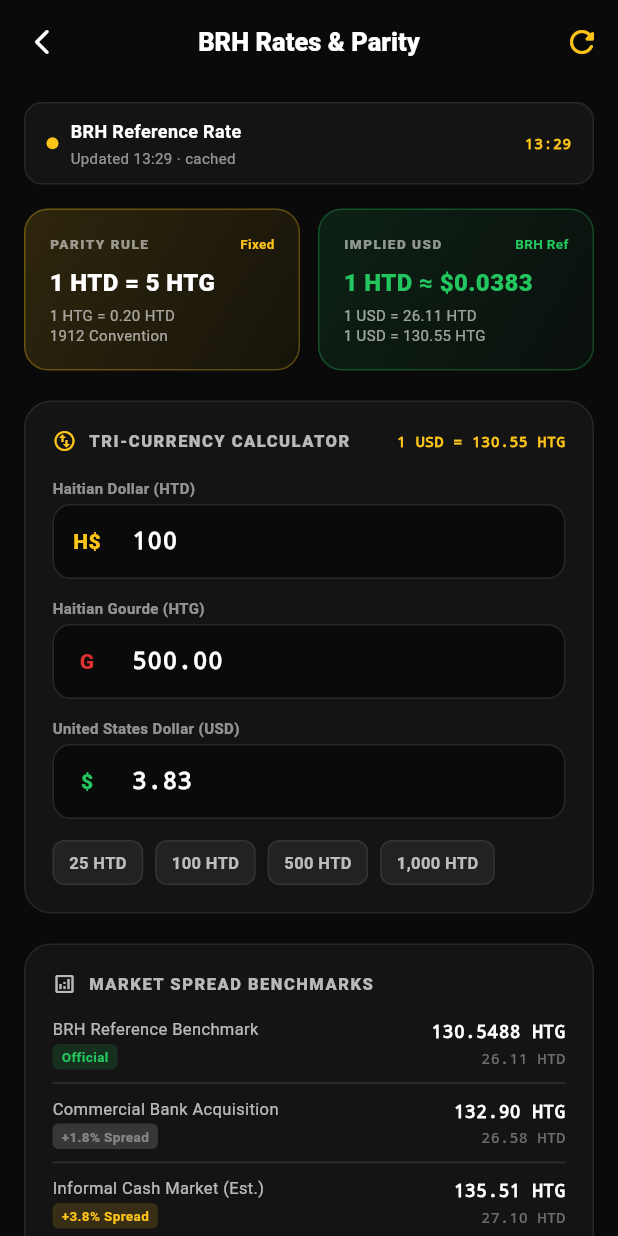
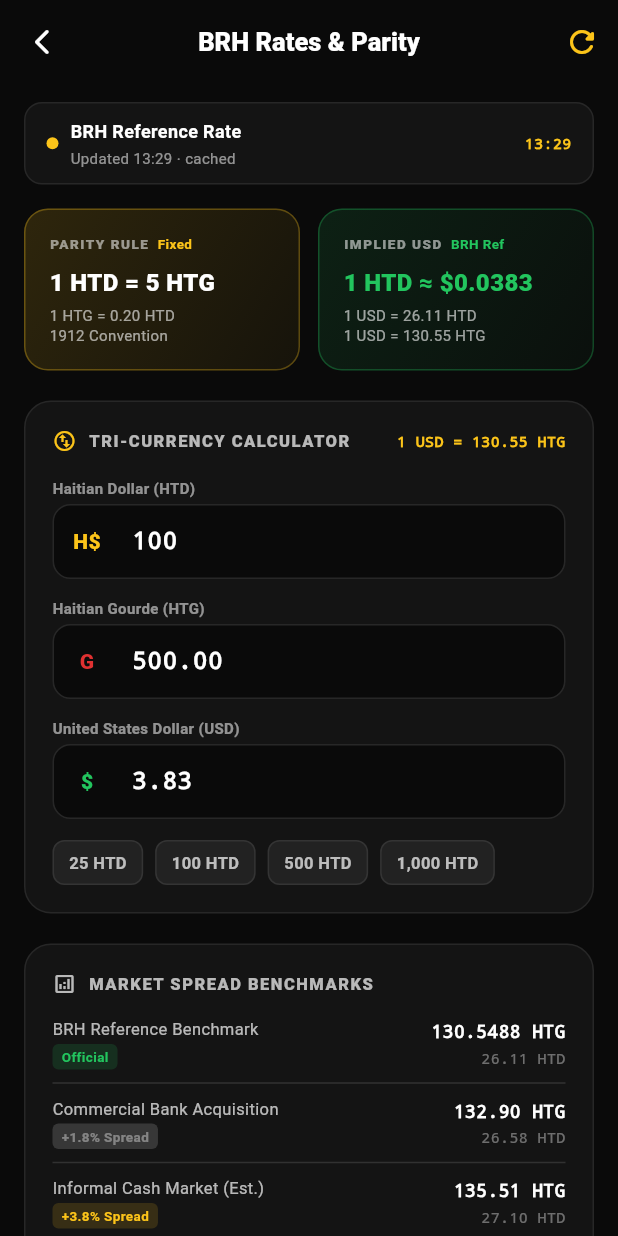
Before and after one commit to spaceagegroup/haitiandollar, a Flutter app: the RatesScreen screen opened directly, on a phone screen of 412 x 824 dp. Run offline on Flutter 3.47's test engine with Material 3 defaults, Android fonts, the phone set to English and light mode, and no system bars; our stand-ins replace flutter_lucide, qr_flutter, shared_preferences; missing offline and left inert: mobile_scanner; accounts and stored records are empty; network calls fail.

Commit message:
fix(rates): resolve RenderFlex overflow in KPI card headers

```diff
--- a/lib/screens/rates_screen.dart
+++ b/lib/screens/rates_screen.dart
@@ -223,10 +223,10 @@ class _RatesScreenState extends State<RatesScreen> {
                     child: Column(
                       crossAxisAlignment: CrossAxisAlignment.start,
                       children: [
-                        const Row(
-                          mainAxisAlignment: MainAxisAlignment.spaceBetween,
+                        Row(
                           children: [
-                            Text(
+                            const Flexible(
+                              child: Text(
                                 'PARITY RULE',
                                 style: TextStyle(
                                   fontSize: 9,
@@ -234,8 +234,12 @@ class _RatesScreenState extends State<RatesScreen> {
                                   letterSpacing: 1.0,
                                   color: Colors.white54,
                                 ),
+                                overflow: TextOverflow.ellipsis,
+                                maxLines: 1,
                               ),
-                            Text(
+                            ),
+                            const SizedBox(width: 6),
+                            const Text(
                               'Fixed',
                               style: TextStyle(
                                 fontSize: 9,
@@ -289,10 +293,10 @@ class _RatesScreenState extends State<RatesScreen> {
                     child: Column(
                       crossAxisAlignment: CrossAxisAlignment.start,
                       children: [
-                        const Row(
-                          mainAxisAlignment: MainAxisAlignment.spaceBetween,
+                        Row(
                           children: [
-                            Text(
+                            const Flexible(
+                              child: Text(
                                 'IMPLIED USD',
                                 style: TextStyle(
                                   fontSize: 9,
@@ -300,8 +304,12 @@ class _RatesScreenState extends State<RatesScreen> {
                                   letterSpacing: 1.0,
                                   color: Colors.white54,
                                 ),
+                                overflow: TextOverflow.ellipsis,
+                                maxLines: 1,
                               ),
-                            Text(
+                            ),
+                            const SizedBox(width: 6),
+                            const Text(
                               'BRH Ref',
                               style: TextStyle(
                                 fontSize: 9,
@@ -356,7 +364,8 @@ class _RatesScreenState extends State<RatesScreen> {
                         color: Color(0xFFFCC419),
                       ),
                       const SizedBox(width: 8),
-                      const Text(
+                      const Expanded(
+                        child: Text(
                           'TRI-CURRENCY CALCULATOR',
                           style: TextStyle(
                             fontSize: 11,
@@ -364,8 +373,10 @@ class _RatesScreenState extends State<RatesScreen> {
                             letterSpacing: 1.0,
                             color: Colors.white70,
                           ),
+                          overflow: TextOverflow.ellipsis,
                         ),
-                      const Spacer(),
+                      ),
+                      const SizedBox(width: 8),
                       Text(
                         '1 USD = ${brhRate.toStringAsFixed(2)} HTG',
                         style: const TextStyle(
@@ -440,13 +451,16 @@ class _RatesScreenState extends State<RatesScreen> {
                     children: [
                       Icon(Icons.analytics_outlined, size: 16, color: Colors.white70),
                       SizedBox(width: 8),
-                      Text(
+                      Expanded(
+                        child: Text(
                           'MARKET SPREAD BENCHMARKS',
                           style: TextStyle(
                             fontSize: 11,
                             fontWeight: FontWeight.w800,
                             letterSpacing: 1.0,
                             color: Colors.white70,
+                          ),
+                          overflow: TextOverflow.ellipsis,
                         ),
                       ),
                     ],
@@ -584,7 +598,8 @@ class _CurrencyInputField extends StatelessWidget {
           child: Row(
             children: [
               Container(
-                width: 44,
+                constraints: const BoxConstraints(minWidth: 44),
+                padding: const EdgeInsets.symmetric(horizontal: 8),
                 alignment: Alignment.center,
                 child: Text(
                   symbol,
@@ -703,6 +718,7 @@ class _RateRow extends StatelessWidget {
         ),
         Column(
           crossAxisAlignment: CrossAxisAlignment.end,
+          mainAxisSize: MainAxisSize.min,
           children: [
             Text(
               rateText,
```
Also changed, not shown: 1 other file. Lines whose indentation alone changed are shown as unchanged.
